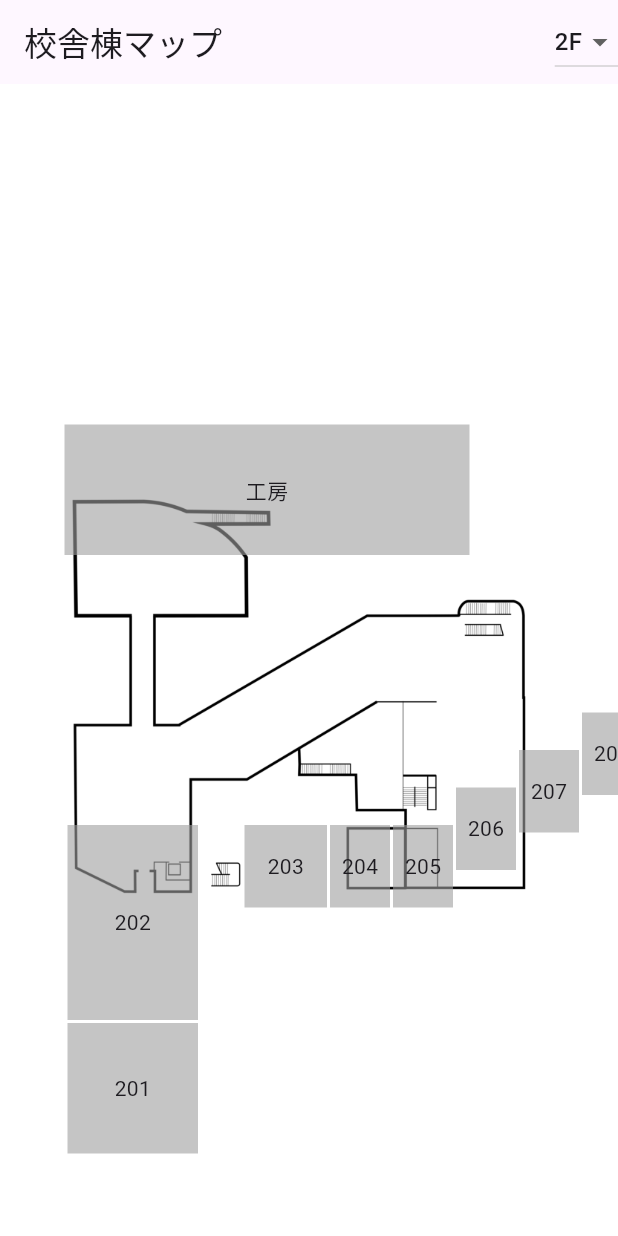
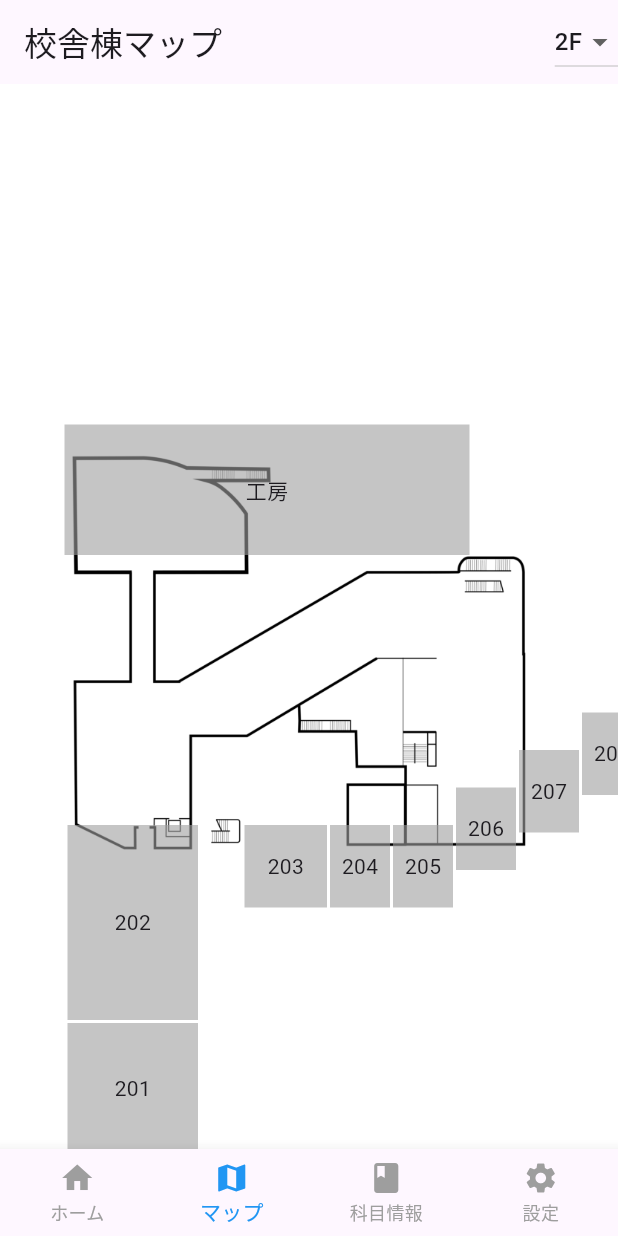
Before and after one commit to un-frozen-deaf/NTUT_Dotto_test, a Flutter app: the screen it shows after launch, on a phone screen of 412 x 824 dp. Run offline on Flutter 3.47's test engine with Material 3 defaults, Android fonts, the phone set to English and light mode, and no system bars.

Commit message:
add menubar 「ホーム」「マップ」「科目情報」「設定」

```diff
--- a/test_1/lib/main.dart
+++ b/test_1/lib/main.dart
@@ -9,7 +9,115 @@ class MyApp extends StatelessWidget {
   Widget build(BuildContext context) {
     return const MaterialApp(
       debugShowCheckedModeBanner: false,
-      home: JpegMapScreen(),
+      home: MainScreen(),
+    );
+  }
+}
+
+class MainScreen extends StatefulWidget {
+  const MainScreen({super.key});
+
+  @override
+  State<MainScreen> createState() => _MainScreenState();
+}
+
+class _MainScreenState extends State<MainScreen> {
+  int _selectedIndex = 1; // 初期選択はマップ（インデックス1）
+
+  // 表示する画面のリスト
+  final List<Widget> _screens = [
+    const HomeScreen(),        // ホーム画面
+    const JpegMapScreen(),     // マップ画面（既存）
+    const SubjectInfoScreen(), // 科目情報画面
+    const SettingsScreen(),    // 設定画面
+  ];
+
+  void _onItemTapped(int index) {
+    setState(() {
+      _selectedIndex = index;
+    });
+  }
+
+  @override
+  Widget build(BuildContext context) {
+    return Scaffold(
+      body: _screens[_selectedIndex],
+      bottomNavigationBar: BottomNavigationBar(
+        type: BottomNavigationBarType.fixed,
+        currentIndex: _selectedIndex,
+        onTap: _onItemTapped,
+        selectedItemColor: Colors.blue,
+        unselectedItemColor: Colors.grey,
+        items: const [
+          BottomNavigationBarItem(
+            icon: Icon(Icons.home),
+            label: 'ホーム',
+          ),
+          BottomNavigationBarItem(
+            icon: Icon(Icons.map),
+            label: 'マップ',
+          ),
+          BottomNavigationBarItem(
+            icon: Icon(Icons.book),
+            label: '科目情報',
+          ),
+          BottomNavigationBarItem(
+            icon: Icon(Icons.settings),
+            label: '設定',
+          ),
+        ],
+      ),
+    );
+  }
+}
+
+// ホーム画面（プレースホルダー）
+class HomeScreen extends StatelessWidget {
+  const HomeScreen({super.key});
+
+  @override
+  Widget build(BuildContext context) {
+    return Scaffold(
+      appBar: AppBar(
+        title: const Text('ホーム'),
+      ),
+      body: const Center(
+        child: Text('ホーム画面'),
+      ),
+    );
+  }
+}
+
+// 科目情報画面（プレースホルダー）
+class SubjectInfoScreen extends StatelessWidget {
+  const SubjectInfoScreen({super.key});
+
+  @override
+  Widget build(BuildContext context) {
+    return Scaffold(
+      appBar: AppBar(
+        title: const Text('科目情報'),
+      ),
+      body: const Center(
+        child: Text('科目情報画面'),
+      ),
+    );
+  }
+}
+
+// 設定画面（プレースホルダー）
+class SettingsScreen extends StatelessWidget {
+  const SettingsScreen({super.key});
+
+  @override
+  Widget build(BuildContext context) {
+    return Scaffold(
+      appBar: AppBar(
+        title: const Text('設定'),
+      ),
+      body: const Center(
+        child: Text('設定画面'),
+      ),
     );
   }
 }
```
